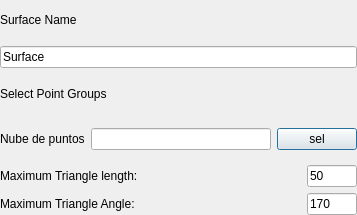
Above: PVPlantCreateTerrainMesh.ui from JavierBrana/PVPlant before the change. Below: the same form after it.
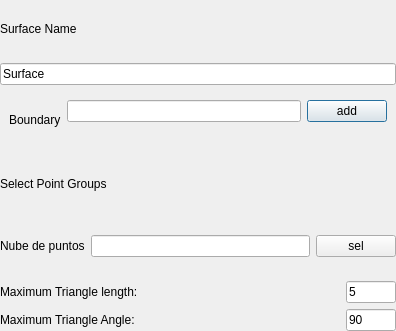
That is the form after the change.

```diff
--- a/PVPlantCreateTerrainMesh.ui
+++ b/PVPlantCreateTerrainMesh.ui
@@ -6,8 +6,8 @@
    <rect>
     <x>0</x>
     <y>0</y>
-    <width>357</width>
-    <height>215</height>
+    <width>396</width>
+    <height>331</height>
    </rect>
   </property>
   <property name="windowTitle">
@@ -45,6 +45,29 @@
        </property>
       </widget>
      </item>
+     <item>
+      <widget class="QWidget" name="widget_2" native="true">
+       <layout class="QGridLayout" name="gridLayout_2">
+        <item row="0" column="2">
+         <widget class="QLineEdit" name="editBoundary"/>
+        </item>
+        <item row="0" column="0" rowspan="2" colspan="2">
+         <widget class="QLabel" name="label_2">
+          <property name="text">
+           <string>Boundary</string>
+          </property>
+         </widget>
+        </item>
+        <item row="0" column="3">
+         <widget class="QPushButton" name="buttonBoundary">
+          <property name="text">
+           <string>add</string>
+          </property>
+         </widget>
+        </item>
+       </layout>
+      </widget>
+     </item>
      <item>
       <widget class="QLabel" name="SelectPointGroupL">
        <property name="text">
@@ -105,7 +128,7 @@
           </size>
          </property>
          <property name="text">
-          <string>50</string>
+          <string>5</string>
          </property>
         </widget>
        </item>
@@ -129,7 +152,7 @@
           </size>
          </property>
          <property name="text">
-          <string>170</string>
+          <string>90</string>
          </property>
         </widget>
        </item>
```
